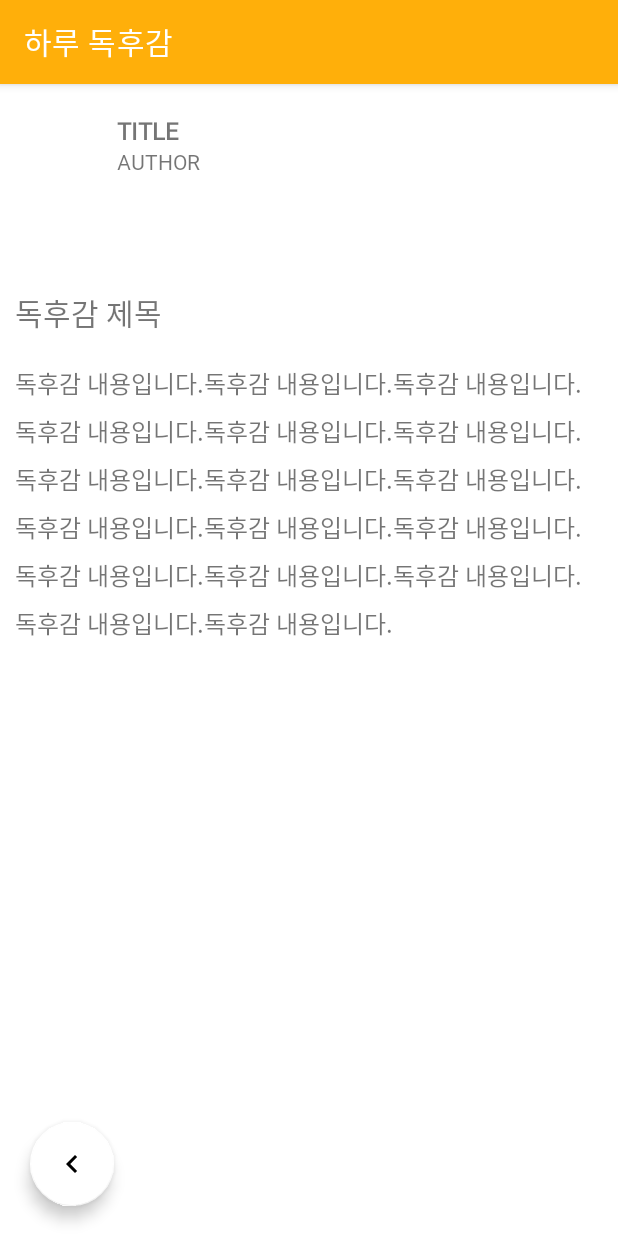
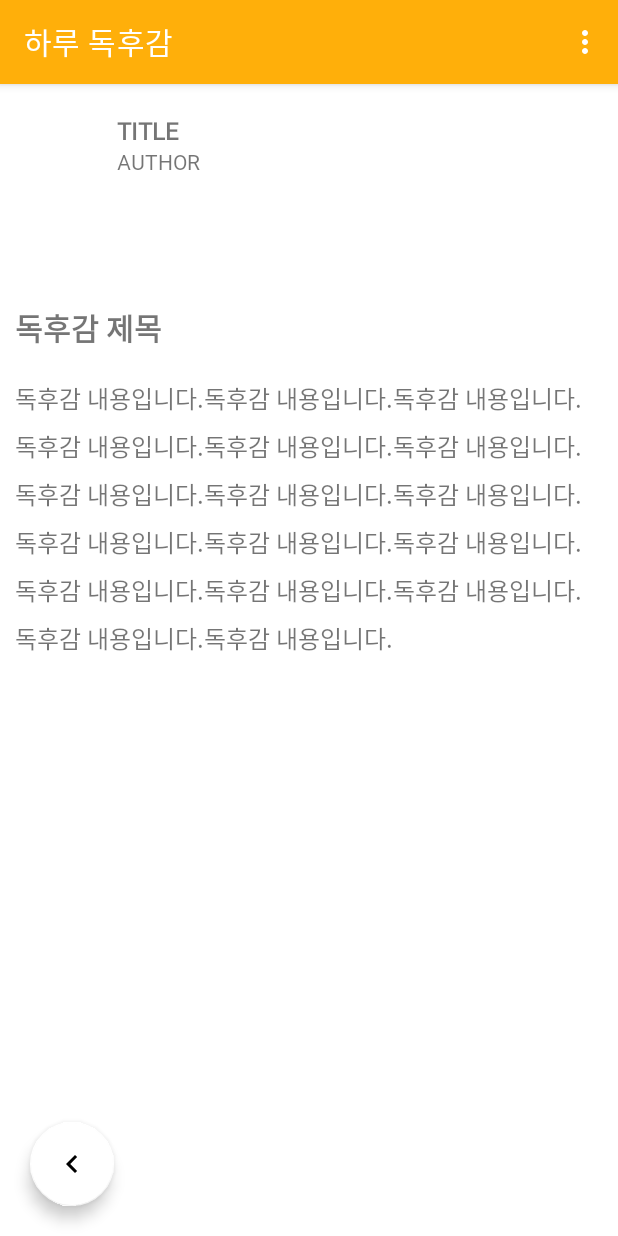
Before and after one commit to jminie-o8o/BookSearchApp, an Android app: the layout fragment_book_report_detail.xml on its own in the app's theme, with its tools: preview values and no code run, on a phone screen of 412 x 824 dp. Run offline under Robolectric (Android 15) with nearby library versions, the phone set to English and light mode, and no system bars.

Commit message:
feat: 독후감 삭제 기능 구현

```diff
--- a/app/src/main/res/layout/fragment_book_report_detail.xml
+++ b/app/src/main/res/layout/fragment_book_report_detail.xml
@@ -1,9 +1,9 @@
 <?xml version="1.0" encoding="utf-8"?>
 <androidx.constraintlayout.widget.ConstraintLayout xmlns:android="http://schemas.android.com/apk/res/android"
+    xmlns:app="http://schemas.android.com/apk/res-auto"
     xmlns:tools="http://schemas.android.com/tools"
     android:layout_width="match_parent"
     android:layout_height="match_parent"
-    xmlns:app="http://schemas.android.com/apk/res-auto"
     tools:context=".ui.view.BookReportDetailFragment">
 
     <com.google.android.material.appbar.AppBarLayout
@@ -16,11 +16,14 @@
 
         <com.google.android.material.appbar.MaterialToolbar
             android:id="@+id/tool_bar"
+            style="@style/Widget.MaterialComponents.Toolbar.Primary"
             android:layout_width="match_parent"
             android:layout_height="wrap_content"
+            android:theme="@style/MyThemeOverlay_Toolbar"
             app:layout_constraintEnd_toEndOf="parent"
             app:layout_constraintStart_toStartOf="parent"
             app:layout_constraintTop_toTopOf="parent"
+            app:menu="@menu/register_detail_menu"
             app:title="하루 독후감"
             app:titleTextColor="@color/white" />
 
@@ -66,26 +69,27 @@
         android:id="@+id/tv_book_report_title_detail"
         android:layout_width="0dp"
         android:layout_height="wrap_content"
+        android:layout_marginTop="40dp"
+        android:layout_marginEnd="10dp"
+        android:textSize="20sp"
+        android:textStyle="bold"
+        app:layout_constraintEnd_toEndOf="parent"
+        app:layout_constraintStart_toStartOf="@+id/iv_article_image"
         app:layout_constraintTop_toBottomOf="@+id/iv_article_image"
-        app:layout_constraintStart_toStartOf="@+id/iv_article_image"
-        app:layout_constraintEnd_toEndOf="parent"
-        android:textSize="20sp"
-        tools:text="독후감 제목"
-        android:layout_marginEnd="10dp"
-        android:layout_marginTop="30dp" />
+        tools:text="독후감 제목" />
 
     <TextView
         android:id="@+id/tv_book_report_contents_detail"
         android:layout_width="0dp"
         android:layout_height="wrap_content"
-        app:layout_constraintTop_toBottomOf="@+id/tv_book_report_title_detail"
-        app:layout_constraintStart_toStartOf="@+id/tv_book_report_title_detail"
-        app:layout_constraintEnd_toEndOf="parent"
-        android:textSize="16sp"
-        tools:text="독후감 내용입니다.독후감 내용입니다.독후감 내용입니다.독후감 내용입니다.독후감 내용입니다.독후감 내용입니다.독후감 내용입니다.독후감 내용입니다.독후감 내용입니다.독후감 내용입니다.독후감 내용입니다.독후감 내용입니다.독후감 내용입니다.독후감 내용입니다.독후감 내용입니다.독후감 내용입니다.독후감 내용입니다."
+        android:layout_marginTop="20dp"
         android:layout_marginEnd="10dp"
         android:lineSpacingExtra="8dp"
-        android:layout_marginTop="20dp" />
+        android:textSize="16sp"
+        app:layout_constraintEnd_toEndOf="parent"
+        app:layout_constraintStart_toStartOf="@+id/tv_book_report_title_detail"
+        app:layout_constraintTop_toBottomOf="@+id/tv_book_report_title_detail"
+        tools:text="독후감 내용입니다.독후감 내용입니다.독후감 내용입니다.독후감 내용입니다.독후감 내용입니다.독후감 내용입니다.독후감 내용입니다.독후감 내용입니다.독후감 내용입니다.독후감 내용입니다.독후감 내용입니다.독후감 내용입니다.독후감 내용입니다.독후감 내용입니다.독후감 내용입니다.독후감 내용입니다.독후감 내용입니다." />
 
     <com.google.android.material.floatingactionbutton.FloatingActionButton
         android:id="@+id/btn_go_back"
--- /dev/null
+++ b/app/src/main/res/menu/register_detail_menu.xml
@@ -0,0 +1,13 @@
+<?xml version="1.0" encoding="utf-8"?>
+<menu xmlns:android="http://schemas.android.com/apk/res/android"
+    xmlns:app="http://schemas.android.com/apk/res-auto">
+    <item
+        android:id="@+id/modify_book_report"
+        android:title="@string/modify"
+        app:showAsAction="never" />
+
+    <item
+        android:id="@+id/delete_book_report"
+        android:title="@string/delete"
+        app:showAsAction="never" />
+</menu>
--- a/app/src/main/res/values/strings.xml
+++ b/app/src/main/res/values/strings.xml
@@ -11,4 +11,6 @@
     <string name="register_book_report">독후감 쓰러가기</string>
     <!-- TODO: Remove or change this placeholder text -->
     <string name="hello_blank_fragment">Hello blank fragment</string>
+    <string name="modify">독후감 수정하기</string>
+    <string name="delete">독후감 삭제하기</string>
 </resources>
--- a/app/src/main/res/values/themes.xml
+++ b/app/src/main/res/values/themes.xml
@@ -18,4 +18,8 @@
         <item name="android:radioButtonStyle">@style/customRadioButtonFontStyle</item>
         <item name="android:checkboxStyle">@style/customCheckboxFontStyle</item>
     </style>
+    <style name="MyThemeOverlay_Toolbar" parent="ThemeOverlay.MaterialComponents.Toolbar.Primary">
+        <!-- color used by navigation icon and overflow icon -->
+        <item name="colorOnPrimary">@color/white</item>
+    </style>
 </resources>
```
Also changed, not shown: app/src/main/java/com/example/booksearchapp/ui/view/BookReportDetailFragment.kt (+20 -0 lines), app/src/main/java/com/example/booksearchapp/ui/viewmodel/BookReportDetailViewModel.kt (+6 -4 lines), app/src/main/res/layout/fragment_register_book_report.xml (+9 -5 lines), app/src/main/res/navigation/booksearch_nav_graph.xml (+7 -0 lines).
